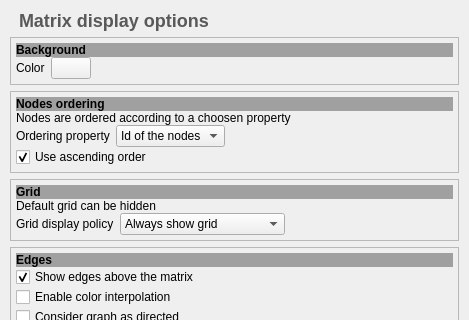
The window that plugins/view/MatrixView/MatrixViewConfigurationWidget.ui (Tulip-Dev/tulip) describes before a commit, drawn with Qt 5; both pictures show x 0 to 469 and y 0 to 320 of the 469 by 582 pixel window.
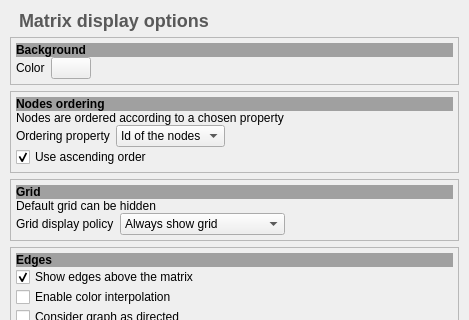
The same window after the commit. Custom widgets are drawn as their Qt base class.

```diff
--- a/plugins/view/MatrixView/MatrixViewConfigurationWidget.ui
+++ b/plugins/view/MatrixView/MatrixViewConfigurationWidget.ui
@@ -205,7 +205,7 @@
            </sizepolicy>
           </property>
           <property name="text">
-           <string>Nodes are ordered according to a choosen property</string>
+           <string>Nodes are ordered according to a chosen property</string>
           </property>
           <property name="wordWrap">
            <bool>true</bool>
```
